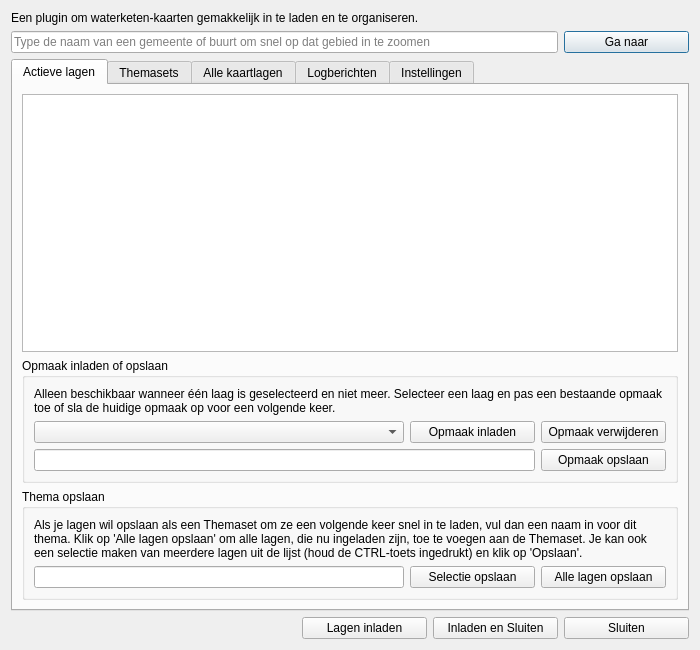
The window that gui/nad_maps_dialog_base.ui (NAD-Dataplatform/NADmaps) describes before a commit, drawn with Qt 5.
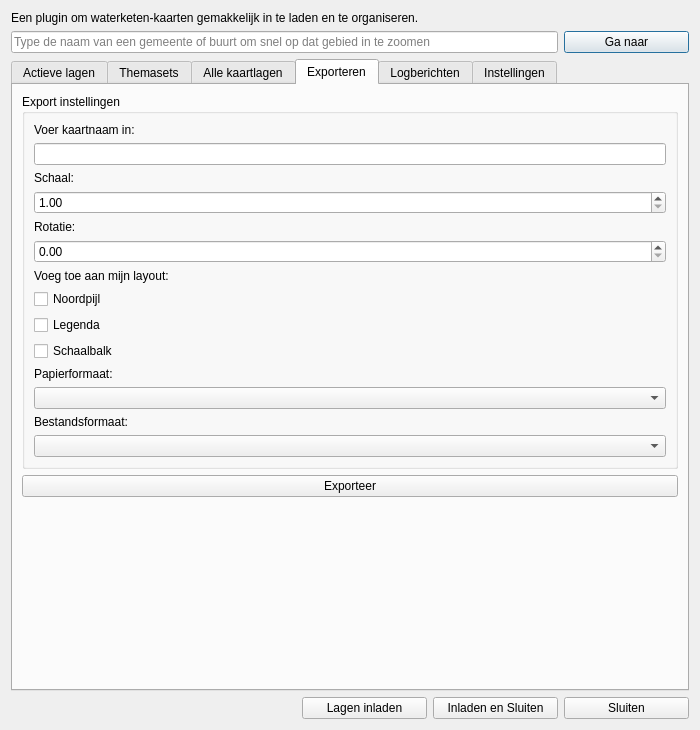
The same window after the commit. The open tabs and pages were chosen to show the change.

Commit message: merge export-functie

What changed in the file:
```diff
--- a/gui/nad_maps_dialog_base.ui
+++ b/gui/nad_maps_dialog_base.ui
@@ -7,7 +7,7 @@
     <x>0</x>
     <y>0</y>
     <width>700</width>
-    <height>650</height>
+    <height>730</height>
    </rect>
   </property>
   <property name="sizePolicy">
@@ -134,7 +134,7 @@
           </sizepolicy>
          </property>
          <property name="title">
-          <string>Opmaak inladen of opslaan</string>
+          <string>Opmaak laden of opslaan</string>
          </property>
          <layout class="QGridLayout" name="gridLayoutStylingGroupBox">
           <property name="sizeConstraint">
@@ -149,7 +149,7 @@
              </sizepolicy>
             </property>
             <property name="text">
-             <string>Alleen beschikbaar wanneer één laag is geselecteerd en niet meer. Selecteer een laag en pas een bestaande opmaak toe of sla de huidige opmaak op voor een volgende keer.</string>
+             <string>Alleen beschikbaar wanneer één laag is geselecteerd en niet meer. Selecteer een laag en pas een bestaande opmaak toe of sla de huidige styling op voor een volgende keer.</string>
             </property>
             <property name="textFormat">
              <enum>Qt::PlainText</enum>
@@ -187,7 +187,7 @@
              </size>
             </property>
             <property name="text">
-             <string>Opmaak inladen</string>
+             <string>Opmaak laden</string>
             </property>
            </widget>
           </item>
@@ -519,6 +519,142 @@
        </item>
       </layout>
      </widget>
+     <widget class="QWidget" name="export_tab">
+      <attribute name="title">
+       <string>Exporteren</string>
+      </attribute>
+      <layout class="QVBoxLayout" name="verticalLayoutFile">
+       <item>
+        <widget class="QGroupBox" name="groupBoxExport">
+         <property name="title">
+          <string>Export instellingen</string>
+         </property>
+         <layout class="QVBoxLayout" name="verticalLayout_2">
+          <item>
+           <widget class="QLabel" name="labelMapName">
+            <property name="text">
+             <string>Voer kaartnaam in:</string>
+            </property>
+           </widget>
+          </item>
+          <item>
+           <layout class="QHBoxLayout" name="horizontalLayoutFile">
+            <item>
+             <widget class="QLineEdit" name="lineEdit_MapName"/>
+            </item>
+           </layout>
+          </item>
+          <item>
+           <widget class="QLabel" name="label_Schaal">
+            <property name="text">
+             <string>Schaal:</string>
+            </property>
+           </widget>
+          </item>
+          <item>
+           <widget class="QDoubleSpinBox" name="doubleSpinBox_Schaal">
+            <property name="minimum">
+             <double>1.000000000000000</double>
+            </property>
+            <property name="maximum">
+             <double>10000000.000000000000000</double>
+            </property>
+            <property name="singleStep">
+             <double>10000.000000000000000</double>
+            </property>
+           </widget>
+          </item>
+          <item>
+           <widget class="QLabel" name="label_Rotatie">
+            <property name="text">
+             <string>Rotatie:</string>
+            </property>
+           </widget>
+          </item>
+          <item>
+           <widget class="QDoubleSpinBox" name="doubleSpinBox_Rotatie">
+            <property name="maximum">
+             <double>359.000000000000000</double>
+            </property>
+           </widget>
+          </item>
+          <item>
+           <widget class="QLabel" name="label_AddToLayout">
+            <property name="text">
+             <string>Voeg toe aan mijn layout:</string>
+            </property>
+           </widget>
+          </item>
+          <item>
+           <widget class="QCheckBox" name="checkBox_Noordpijl">
+            <property name="text">
+             <string>Noordpijl</string>
+            </property>
+           </widget>
+          </item>
+          <item>
+           <widget class="QCheckBox" name="checkBox_Legenda">
+            <property name="text">
+             <string>Legenda</string>
+            </property>
+           </widget>
+          </item>
+          <item>
+           <widget class="QCheckBox" name="checkBox_Schaalbalk">
+            <property name="text">
+             <string>Schaalbalk</string>
+            </property>
+           </widget>
+          </item>
+          <item>
+           <widget class="QLabel" name="label_PapierFormaat">
+            <property name="text">
+             <string>Papierformaat:</string>
+            </property>
+           </widget>
+          </item>
+          <item>
+           <widget class="QComboBox" name="comboBox_PapierFormaat">
+            <property name="currentText">
+             <string extracomment="selecteer papierformaat..."/>
+            </property>
+           </widget>
+          </item>
+          <item>
+           <widget class="QLabel" name="label_BestandsFormaat">
+            <property name="text">
+             <string>Bestandsformaat:</string>
+            </property>
+           </widget>
+          </item>
+          <item>
+           <widget class="QComboBox" name="comboBox_BestandsFormaat"/>
+          </item>
+         </layout>
+        </widget>
+       </item>
+       <item>
+        <widget class="QPushButton" name="pushButton_ExporteerMap">
+         <property name="text">
+          <string>Exporteer</string>
+         </property>
+        </widget>
+       </item>
+       <item>
+        <spacer name="verticalSpacer">
+         <property name="orientation">
+          <enum>Qt::Vertical</enum>
+         </property>
+         <property name="sizeHint" stdset="0">
+          <size>
+           <width>20</width>
+           <height>40</height>
+          </size>
+         </property>
+        </spacer>
+       </item>
+      </layout>
+     </widget>
      <widget class="QWidget" name="log_tab">
       <attribute name="title">
        <string>Logberichten</string>
```
The commit also changes 2 other files.
